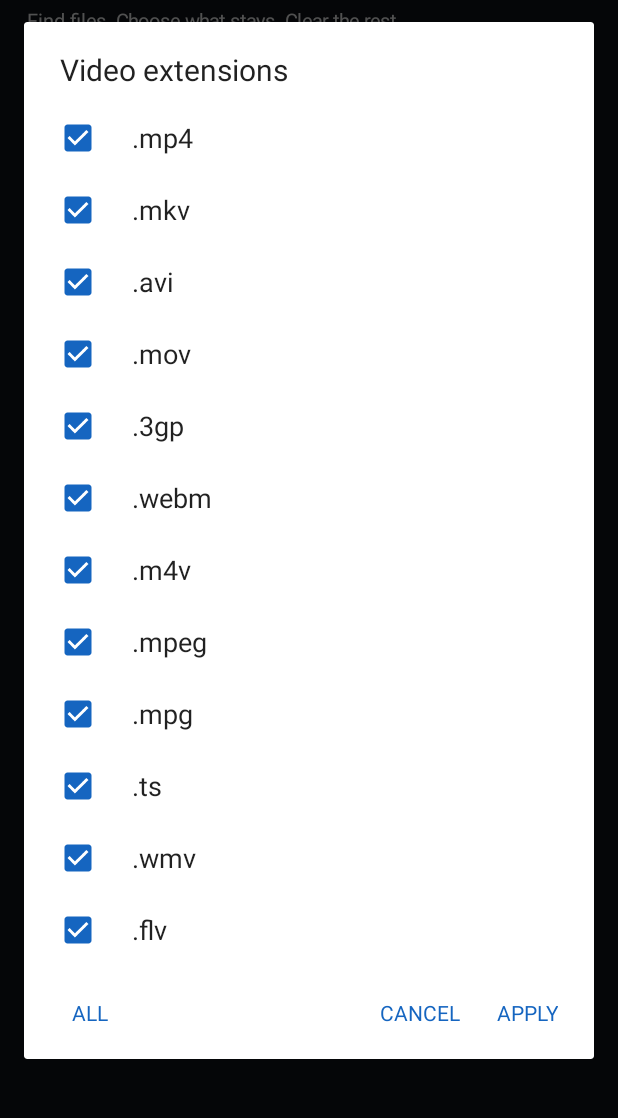
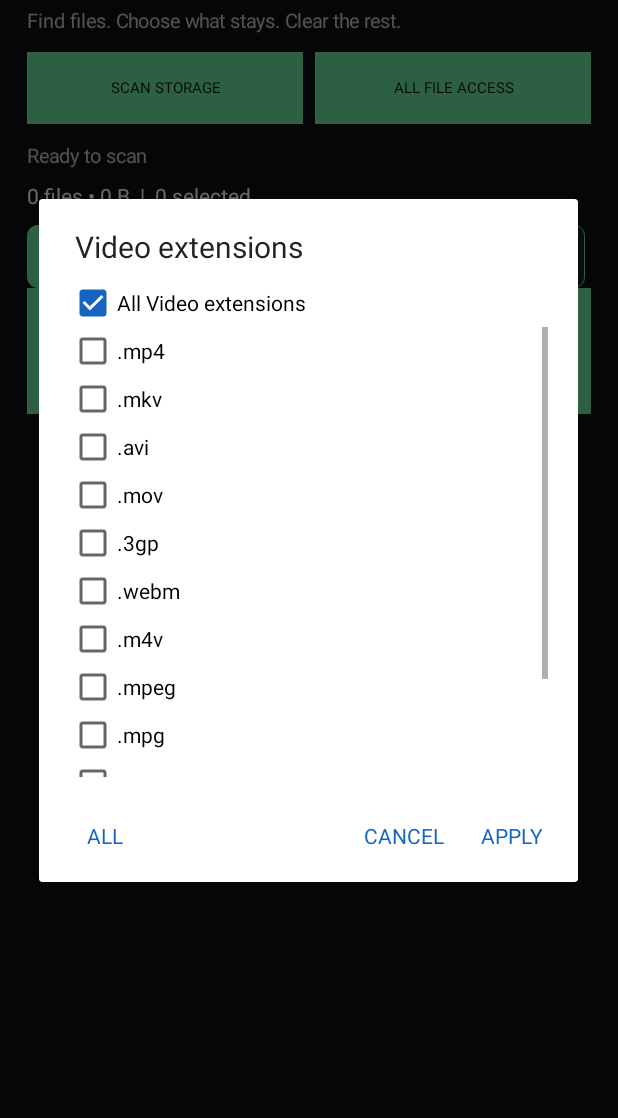
Before and after one commit to akash047jj-boop/Cleaner, an Android app: the screen it shows after launch (MainActivity), after a tap on "EXTENSIONS", on a phone screen of 412 x 824 dp, the part 77-1195 px from its top. Run offline under Robolectric (Android 15) with nearby library versions, the phone set to English and light mode, and no system bars; 1 statement that could not run was skipped.

Commit message:
Fix extension filtering selection behavior

```diff
--- a/app/src/main/java/com/example/notificationcleaner/MainActivity.kt
+++ b/app/src/main/java/com/example/notificationcleaner/MainActivity.kt
@@ -8,6 +8,8 @@ import android.graphics.Paint
 import android.graphics.RectF
 import android.media.MediaMetadataRetriever
 import android.graphics.BitmapFactory
+import android.graphics.Movie
+import android.graphics.ImageDecoder
 import android.graphics.drawable.GradientDrawable
 import android.media.ThumbnailUtils
 import android.util.Size
@@ -63,7 +65,7 @@ fun formatSize(s:Long):String{if(s<1024)return "$s B";val u=arrayOf("KB","MB","G
 
 class MainActivity:Activity(){
     private val selectedExtensions=mutableSetOf<String>();private val selectedPaths=mutableSetOf<String>()
-    private var activeCategory="Video";private var gridMode=true;private var sortMode="Date"
+    private var activeCategory="Video";private var gridMode=true;private var sortMode="Date";private var extensionsFilterActive=false
     private lateinit var content:LinearLayout;private lateinit var status:TextView;private lateinit var count:TextView;private lateinit var categoryBar:LinearLayout
     private val thumbnailExecutor=Executors.newFixedThreadPool(3)
     private var displayLimit=200
@@ -104,6 +106,7 @@ class MainActivity:Activity(){
             categoryBar.addView(categoryButton(category,activeCategory==category){
                 activeCategory=category
                 selectedExtensions.clear()
+                extensionsFilterActive=false
                 displayLimit=200
                 refreshCategoryButtons()
                 render()
@@ -188,15 +191,39 @@ class MainActivity:Activity(){
         root.addView(scroll,LinearLayout.LayoutParams(-1,0,1f));setContentView(root);render()
     }
     private fun visibleFiles():List<StoredFile>{
-        val allowed=if(selectedExtensions.isEmpty())StorageRepository.extensions[activeCategory].orEmpty().toSet() else selectedExtensions.toSet()
+        val allowed=if(extensionsFilterActive)selectedExtensions.toSet() else StorageRepository.extensions[activeCategory].orEmpty().toSet()
         val items=StorageRepository.files.filter{it.category==activeCategory&&it.extension in allowed}
         return when(sortMode){"Name"->items.sortedBy{it.name.lowercase(Locale.ROOT)};"Size"->items.sortedByDescending{it.size};else->items.sortedByDescending{it.modified}}
     }
     private fun extensionDialog(){
         val all=StorageRepository.extensions[activeCategory].orEmpty()
-        val checked=BooleanArray(all.size){selectedExtensions.isEmpty()||all[it] in selectedExtensions}
-        AlertDialog.Builder(this).setTitle("$activeCategory extensions").setMultiChoiceItems(all.map{".$it"}.toTypedArray(),checked){_,index,isChecked->if(isChecked)selectedExtensions.add(all[index])else selectedExtensions.remove(all[index])}
-            .setNeutralButton("ALL"){_,_->selectedExtensions.clear();render()}.setPositiveButton("APPLY"){_,_->render()}.setNegativeButton("CANCEL",null).show()
+        val panel=LinearLayout(this).apply{orientation=LinearLayout.VERTICAL;setPadding(dp(20),dp(8),dp(20),dp(8))}
+        val allToggle=CheckBox(this).apply{text="All $activeCategory extensions";isChecked=!extensionsFilterActive}
+        panel.addView(allToggle)
+        val scroll=ScrollView(this)
+        val choices=LinearLayout(this).apply{orientation=LinearLayout.VERTICAL}
+        val checks=all.map{ext->
+            CheckBox(this).apply{
+                text=".$ext"
+                isChecked=extensionsFilterActive&&ext in selectedExtensions
+                setOnCheckedChangeListener{_,checked->
+                    if(checked){
+                        if(!extensionsFilterActive){extensionsFilterActive=true;selectedExtensions.clear();allToggle.isChecked=false}
+                        selectedExtensions.add(ext)
+                    }else selectedExtensions.remove(ext)
+                }
+            }.also{choices.addView(it)}
+        }
+        scroll.addView(choices)
+        panel.addView(scroll,LinearLayout.LayoutParams(-1,dp(300)))
+        allToggle.setOnCheckedChangeListener{_,checked->
+            if(checked){extensionsFilterActive=false;selectedExtensions.clear();checks.forEach{it.isChecked=false}}
+            else if(!extensionsFilterActive){extensionsFilterActive=true;selectedExtensions.clear()}
+        }
+        AlertDialog.Builder(this).setTitle("$activeCategory extensions").setView(panel)
+            .setNeutralButton("ALL"){_,_->extensionsFilterActive=false;selectedExtensions.clear();render()}
+            .setPositiveButton("APPLY"){_,_->render()}
+            .setNegativeButton("CANCEL",null).show()
     }
     private fun sortDialog(){AlertDialog.Builder(this).setTitle("Sort files").setItems(arrayOf("Date (newest first)","Size (largest first)","Name (A–Z)")){_,index->sortMode=arrayOf("Date","Size","Name")[index];render()}.show()}
     private fun confirmDelete(){
```
